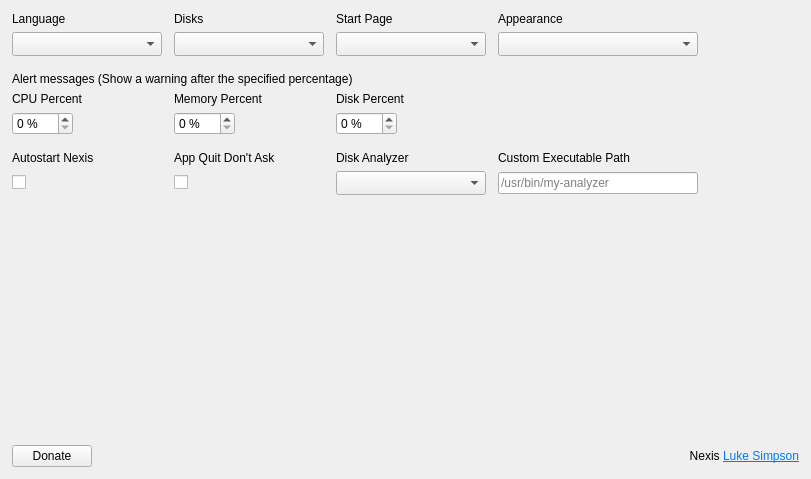
First picture: the form in shared/nexis/Pages/Settings/settings_page.ui, repository s4solutionsllc/Nexis, before the edit.
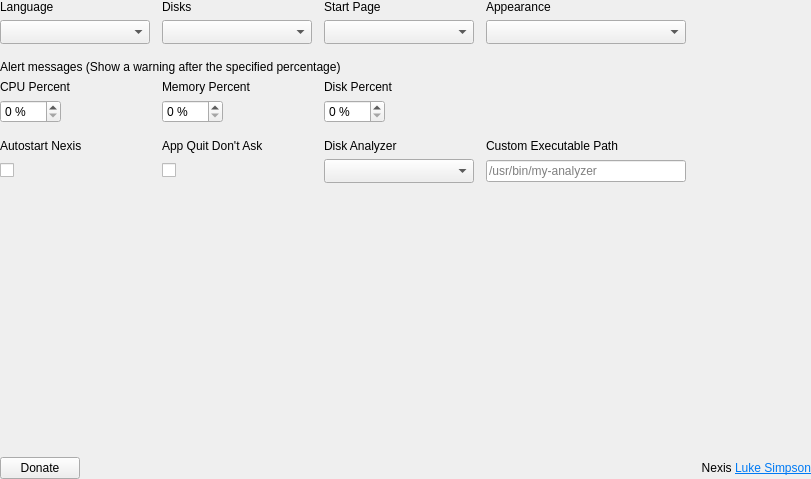
Second picture: the form after the edit. Icons and pictures are not drawn.

Commit message:
style(ui): normalize all page margins to 0/0/0/0
Phase 2 of revision plan — zero all root layout margins across 10 page
.ui files. Pages now fill the SlidingStackedWidget content area
edge-to-edge. If specific elements need breathing room, it should be
handled via QSS padding on the content container, not page-level margins.

Files changed: dashboard_page, system_cleaner_page, services_page,
processes_page, resources_page, helpers_page, search_page,
settings_page, gnome_settings_page, uninstallerpage

```diff
--- a/shared/nexis/Pages/Settings/settings_page.ui
+++ b/shared/nexis/Pages/Settings/settings_page.ui
@@ -24,16 +24,16 @@
   </property>
   <layout class="QGridLayout" name="gridLayout">
    <property name="leftMargin">
-    <number>12</number>
+    <number>0</number>
    </property>
    <property name="topMargin">
-    <number>12</number>
+    <number>0</number>
    </property>
    <property name="rightMargin">
-    <number>12</number>
+    <number>0</number>
    </property>
    <property name="bottomMargin">
-    <number>12</number>
+    <number>0</number>
    </property>
    <property name="horizontalSpacing">
     <number>12</number>
```
The commit also changes 9 other files.
